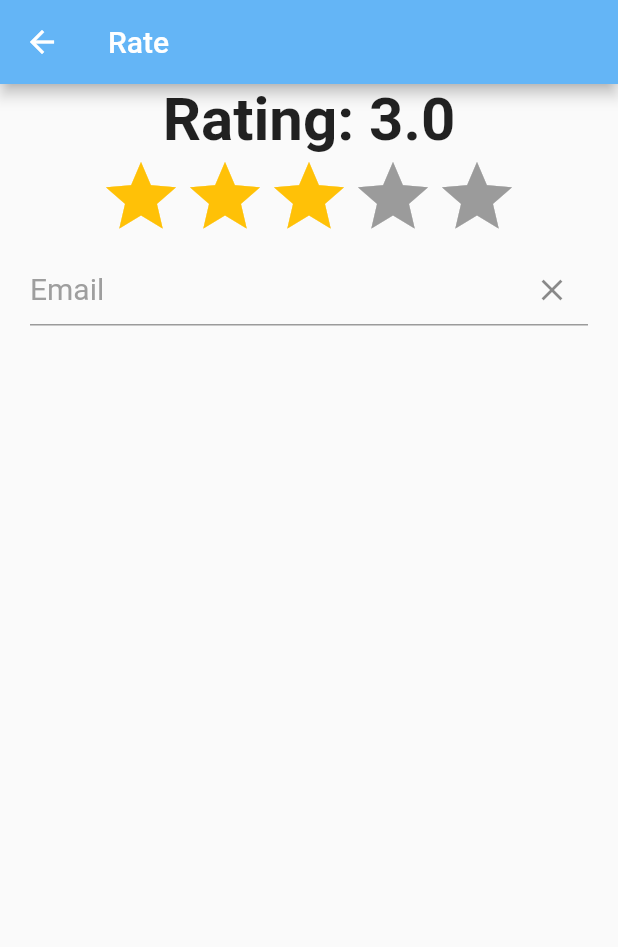
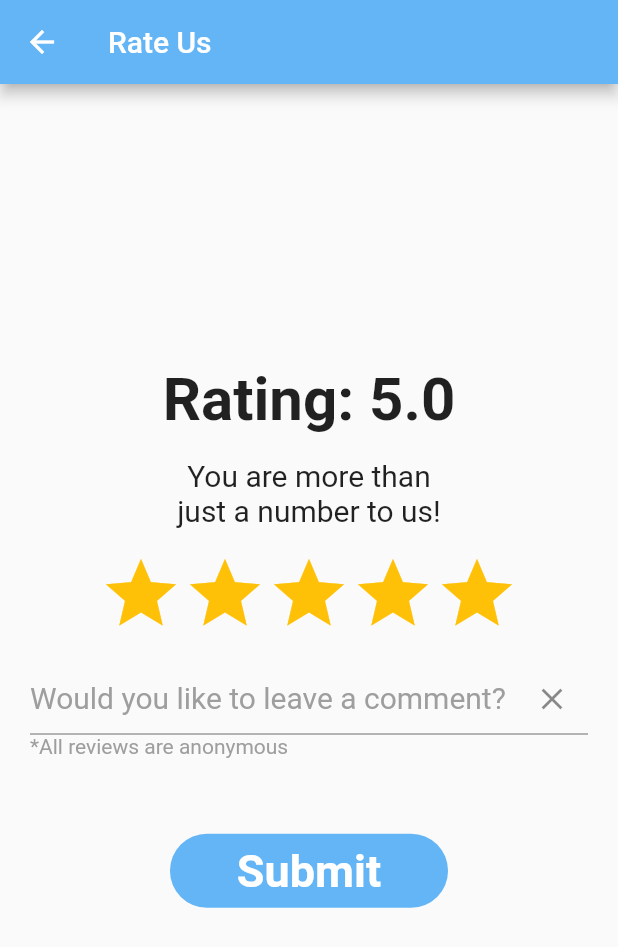
Before and after one commit to 16smerkel/mobile_app, a Flutter app: the Rate screen opened directly, on a phone screen of 412 x 824 dp. Shown: the top 947 px of the screen. Run offline on Flutter 3.47's test engine with Material 2 defaults, Android fonts, the phone set to English and light mode, and no system bars; drawn by our look-alikes of flutter_rating_bar; our stand-ins replace cloud_firestore, firebase_auth, firebase_core, flutter_native_splash, get and 1 more; missing offline and left inert: dart:ffi; accounts and stored records are empty; network calls fail.

Commit message:
Updated Rate & About Pages + other additions

```diff
--- a/lib/ratePage.dart
+++ b/lib/ratePage.dart
@@ -11,22 +11,40 @@ class Rate extends StatefulWidget {
 }
 
 class _RateState extends State<Rate> {
-  double rating = 3.0;
+  double rating = 5.0;
 
   @override
   Widget build(BuildContext context) {
+    double w = MediaQuery.of(context).size.width;
+    double h = MediaQuery.of(context).size.height;
+
     return Scaffold(
       appBar: AppBar(
-        title: Text("Rate"),
+        title: Text("Rate Us"),
         backgroundColor: Colors.blue[300],
       ),
       body: Center(
-        child: Column(crossAxisAlignment: CrossAxisAlignment.center, children: [
-          Text("Rating: $rating",
+        child: Column(
+          mainAxisAlignment: MainAxisAlignment.center,
+          children: [
+            Padding(
+              padding: EdgeInsets.all(8),
+              child: Text("Rating: $rating",
                   style: TextStyle(fontSize: 40, fontWeight: FontWeight.bold)),
-          RatingBar.builder(
+            ),
+            Padding(
+              padding: EdgeInsets.all(8),
+              child: Text("You are more than\njust a number to us!",
+                  textAlign: TextAlign.center,
+                  style: TextStyle(
+                    fontSize: 20,
+                  )),
+            ),
+            Padding(
+              padding: EdgeInsets.all(8),
+              child: RatingBar.builder(
                   updateOnDrag: true,
-              initialRating: 3,
+                  initialRating: 5,
                   minRating: 1,
                   itemSize: 56,
                   itemBuilder: (context, _) => Icon(
@@ -38,13 +56,16 @@ class _RateState extends State<Rate> {
                       this.rating = rating;
                     });
                   }),
+            ),
             Padding(
               padding: EdgeInsets.symmetric(horizontal: 20, vertical: 10),
-            child: TextFormField(
+              child: Column(
+                children: [
+                  TextFormField(
                     controller: null,
                     decoration: InputDecoration(
                         hintStyle: TextStyle(color: Colors.grey, fontSize: 20),
-                  hintText: "Email",
+                        hintText: "Would you like to leave a comment?",
                         suffixIcon: IconButton(
                           onPressed: () {
                             //_emailController.clear();
@@ -52,8 +73,41 @@ class _RateState extends State<Rate> {
                           icon: const Icon(Icons.clear),
                         )),
                   ),
+                  Container(
+                    alignment: AlignmentDirectional.topStart,
+                    child: Text(
+                      "*All reviews are anonymous",
+                      style: TextStyle(color: Colors.grey),
                     ),
-        ]),
+                  ),
+                ],
+              ),
+            ),
+            Padding(
+              padding: const EdgeInsets.symmetric(vertical: 40.0),
+              child: GestureDetector(
+                onTap: () {},
+                child: Container(
+                  width: w * 0.45,
+                  height: h * 0.06,
+                  decoration: BoxDecoration(
+                      borderRadius: BorderRadius.circular(50),
+                      color: Colors.blue[300]),
+                  child: Center(
+                    child: Text(
+                      "Submit",
+                      style: TextStyle(
+                        fontSize: 30,
+                        fontWeight: FontWeight.bold,
+                        color: Colors.white,
+                      ),
+                    ),
+                  ),
+                ),
+              ),
+            ),
+          ],
+        ),
       ),
     );
   }
```
Also changed, not shown: lib/aboutPage.dart (+34 -5 lines), lib/homePage.dart (+12 -6 lines), lib/loginPage.dart (+35 -52 lines), 1 other file. Lines whose indentation alone changed are shown as unchanged.
